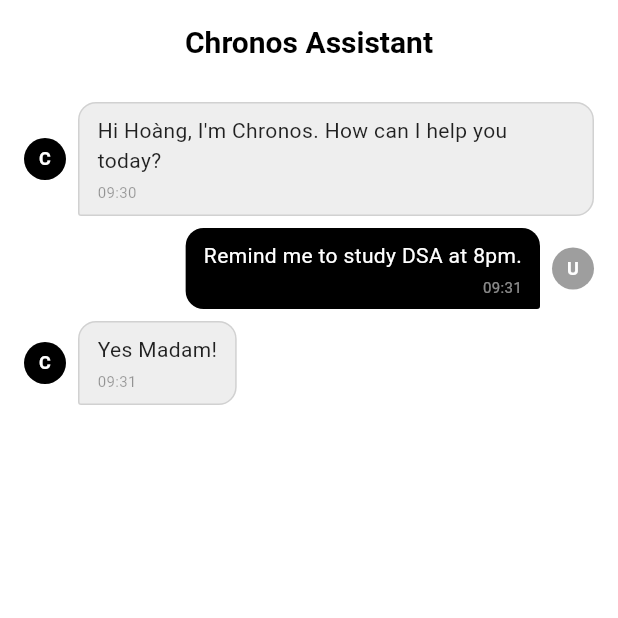
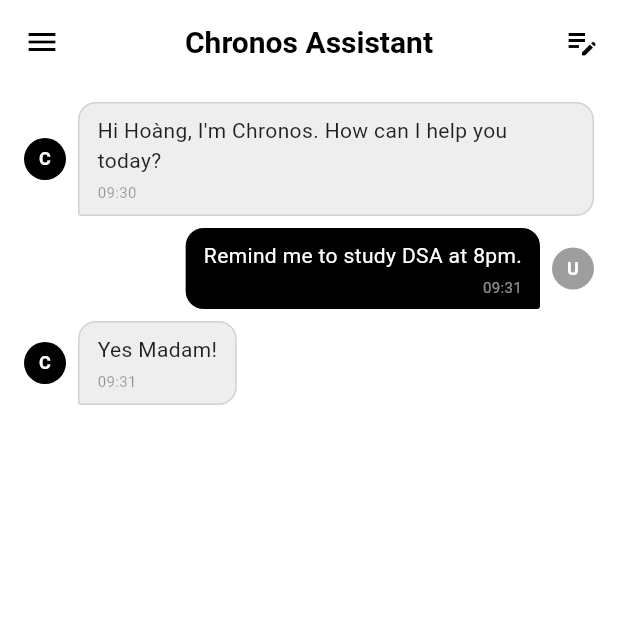
Before and after one commit to Chronus-LTE/chronos-mobile, a Flutter app: the HomeScreen screen opened directly, on a phone screen of 412 x 824 dp, the top half of it. Run offline on Flutter 3.47's test engine with Material 3 defaults, Android fonts, the phone set to English and light mode, and no system bars.

Commit message:
feat: UI icon menu => history chats with mock data, icon new chat

```diff
--- a/lib/features/home/presentation/home_screen.dart
+++ b/lib/features/home/presentation/home_screen.dart
@@ -1,14 +1,151 @@
 import 'package:fe_chronos/features/chat/presentation/chat_screen.dart';
 import 'package:flutter/material.dart';
 
-class HomeScreen extends StatelessWidget {
+class HomeScreen extends StatefulWidget {
   const HomeScreen({super.key});
+
+  @override
+  State<HomeScreen> createState() => _HomeScreenState();
+}
+
+class _HomeScreenState extends State<HomeScreen> {
+  /// Mock danh sách các cuộc trò chuyện cũ
+  final List<_ChatSession> _mockSessions = const [
+    _ChatSession(
+      title: 'Plan my study schedule',
+      lastMessage: 'Review DSA & Flutter this week...',
+      time: 'Yesterday',
+    ),
+    _ChatSession(
+      title: 'Daily tasks',
+      lastMessage: 'You have 3 tasks for today...',
+      time: 'Today · 09:15',
+    ),
+    _ChatSession(
+      title: 'Trip to Da Nang',
+      lastMessage: 'Book flight and hotel by Friday.',
+      time: '2 days ago',
+    ),
+  ];
+
+  /// Hàm mở lịch sử chat (bottom sheet)
+  void _openChatHistory() {
+    showModalBottomSheet(
+      context: context,
+      backgroundColor: Colors.white,
+      shape: const RoundedRectangleBorder(
+        borderRadius: BorderRadius.vertical(top: Radius.circular(16)),
+      ),
+      builder: (_) {
+        return Padding(
+          padding: const EdgeInsets.fromLTRB(16, 12, 16, 24),
+          child: Column(
+            mainAxisSize: MainAxisSize.min,
+            children: [
+              Container(
+                width: 40,
+                height: 4,
+                margin: const EdgeInsets.only(bottom: 12),
+                decoration: BoxDecoration(
+                  color: Colors.black26,
+                  borderRadius: BorderRadius.circular(999),
+                ),
+              ),
+              const Text(
+                'Chat history',
+                style: TextStyle(
+                  fontSize: 18,
+                  fontWeight: FontWeight.w600,
+                ),
+              ),
+              const SizedBox(height: 12),
+              Flexible(
+                child: ListView.separated(
+                  shrinkWrap: true,
+                  itemCount: _mockSessions.length,
+                  separatorBuilder: (_, __) =>
+                      const Divider(height: 1, color: Colors.black12),
+                  itemBuilder: (context, index) {
+                    final s = _mockSessions[index];
+                    return ListTile(
+                      contentPadding: EdgeInsets.zero,
+                      title: Text(
+                        s.title,
+                        style: const TextStyle(
+                          fontWeight: FontWeight.w500,
+                        ),
+                      ),
+                      subtitle: Text(
+                        s.lastMessage,
+                        maxLines: 1,
+                        overflow: TextOverflow.ellipsis,
+                        style: const TextStyle(fontSize: 12),
+                      ),
+                      trailing: Text(
+                        s.time,
+                        style: const TextStyle(
+                          fontSize: 11,
+                          color: Colors.black45,
+                        ),
+                      ),
+                      onTap: () {
+                        Navigator.pop(context);
+                        // sau này: load đoạn chat tương ứng
+                      },
+                    );
+                  },
+                ),
+              ),
+            ],
+          ),
+        );
+      },
+    );
+  }
+
+  /// Hàm tạo cuộc chat mới
+  void _newChat() {
+    setState(() {
+      // khi tạo chat mới → chỉ cần clear ChatScreen bằng key mới
+      _chatKey = UniqueKey();
+    });
+  }
+
+  /// Key giúp rebuild lại ChatScreen từ đầu
+  Key _chatKey = UniqueKey();
 
   @override
   Widget build(BuildContext context) {
     return Scaffold(
-      appBar: AppBar(title: Text('Chronos Assistant'), centerTitle: true),
-      body: ChatScreen(), // khung gọi body = ChatScreen
+      appBar: AppBar(
+        leading: IconButton(
+          icon: const Icon(Icons.menu),
+          onPressed: _openChatHistory,
+        ),
+        title: const Text('Chronos Assistant'),
+        centerTitle: true,
+        actions: [
+          IconButton(
+            icon: const Icon(Icons.edit_note), // icon sổ + bút ✍️
+            onPressed: _newChat,
+          ),
+        ],
+      ),
+
+      // body ChatScreen, mỗi lần _chatKey đổi → reset UI
+      body: ChatScreen(key: _chatKey),
     );
   }
 }
+
+class _ChatSession {
+  final String title;
+  final String lastMessage;
+  final String time;
+
+  const _ChatSession({
+    required this.title,
+    required this.lastMessage,
+    required this.time,
+  });
+}
```
